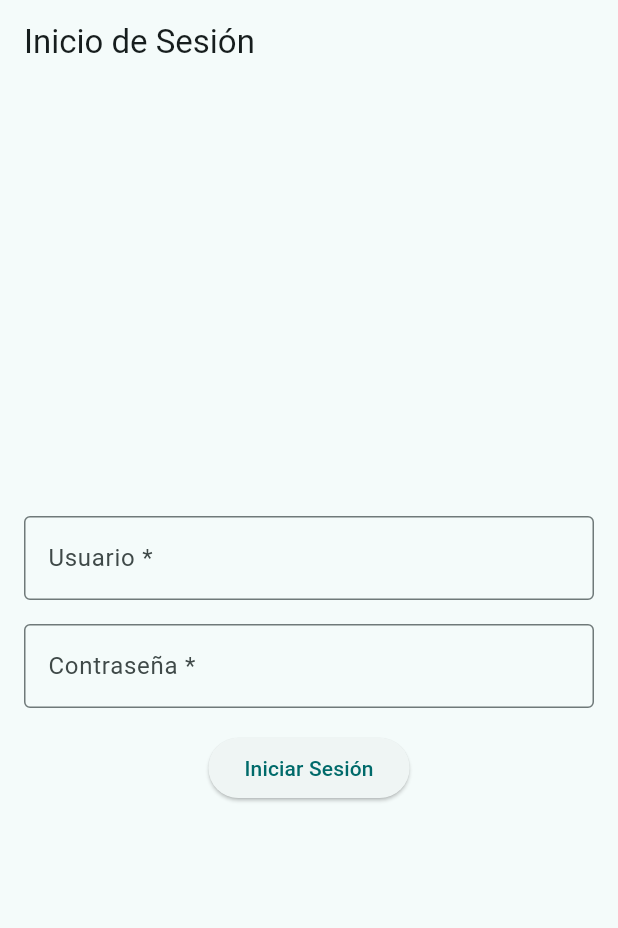
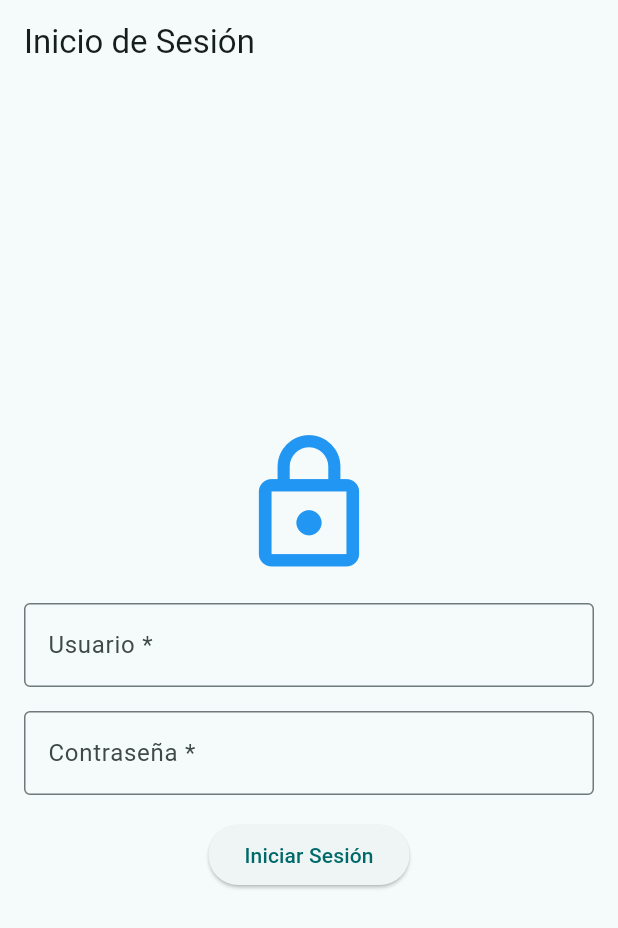
Before and after one commit to danusitacm/dcristaldo-flutter01, a Flutter app: the screen it shows after launch, on a phone screen of 412 x 824 dp. Shown: the top 928 px of the screen. Run offline on Flutter 3.47's test engine with Material 3 defaults, Android fonts, the phone set to English and light mode, and no system bars.

Commit message:
Agrega un icono lock_outline

```diff
--- a/lib/views/login_screen.dart
+++ b/lib/views/login_screen.dart
@@ -20,6 +20,8 @@ class LoginScreen extends StatelessWidget {
           child: Column(
             mainAxisAlignment: MainAxisAlignment.center,
             children: [
+              const Icon(Icons.lock_outline, size: 100, color: Colors.blue),
+              const SizedBox(height: 16),
               TextFormField(
                 controller: usernameController,
                 decoration: const InputDecoration(
```
